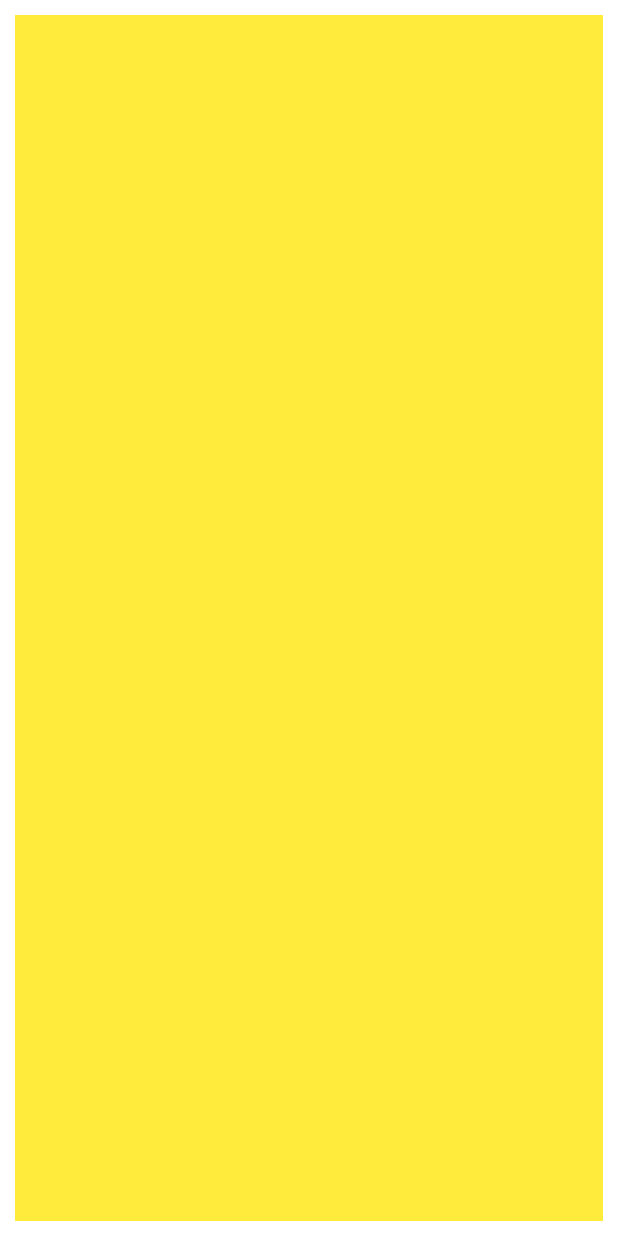
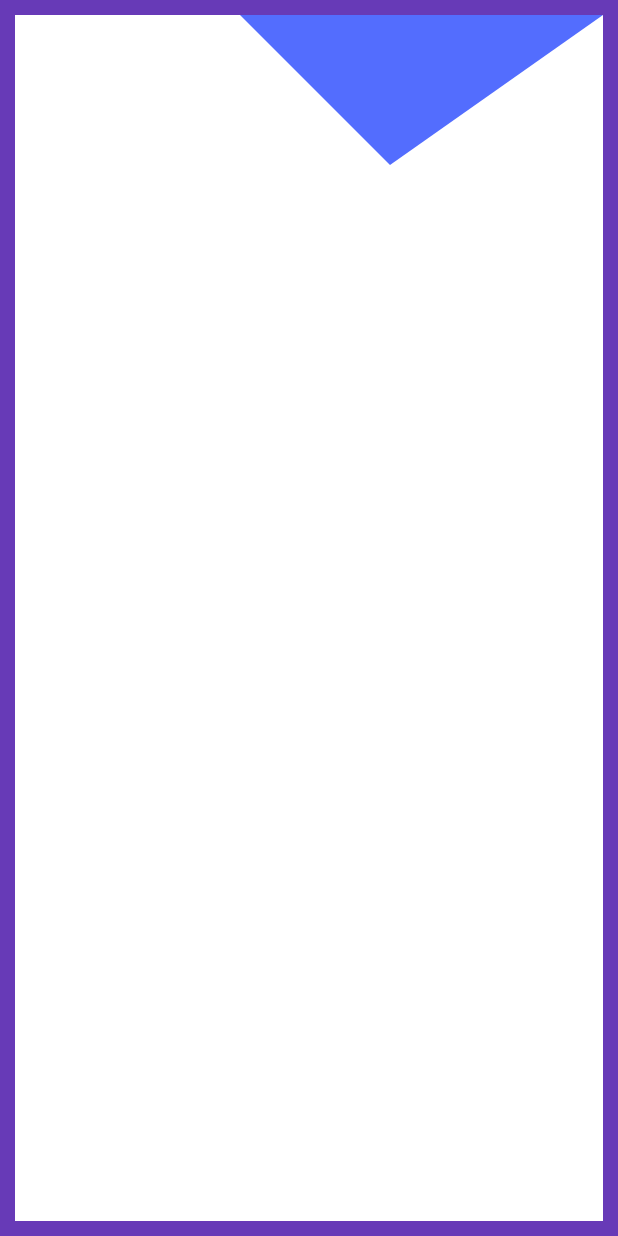
Before and after one commit to Christian-Adler/flutter_canvas_training, a Flutter app: the screen it shows after launch, on a phone screen of 412 x 824 dp. Run offline on Flutter 3.47's test engine with Material 2 defaults, Android fonts, the phone set to English and light mode, and no system bars.

```diff
--- a/lib/main.dart
+++ b/lib/main.dart
@@ -1,4 +1,5 @@
 import 'package:flutter/material.dart';
+import 'package:flutter_canvas_training/painter/basic_shapes_prainter.dart';
 
 void main() {
   runApp(const MyApp());
@@ -13,7 +14,7 @@ class MyApp extends StatelessWidget {
       debugShowCheckedModeBanner: false,
       title: 'Flutter Canvas Training',
       theme: ThemeData(
-        primarySwatch: Colors.blue,
+        primarySwatch: Colors.deepPurple,
       ),
       home: const Scaffold(
         body: SafeArea(child: RootContainer()),
@@ -28,10 +29,16 @@ class RootContainer extends StatelessWidget {
   @override
   Widget build(BuildContext context) {
     return Container(
-      color: Colors.white,
+      color: Theme.of(context).primaryColor,
       padding: const EdgeInsets.all(10),
       child: Container(
-        color: Colors.yellow,
+        color: Colors.white,
+        // Groeße: Wichtig, damit im Painter Size korrekt geht. Sonst width & height = 0
+        width: double.infinity,
+        height: double.infinity,
+        child: CustomPaint(
+          painter: BasicShapesPainter(),
+        ),
       ),
     );
   }
```
Also changed, not shown: lib/painter/basic_shapes_prainter.dart (+26 -0 lines).
